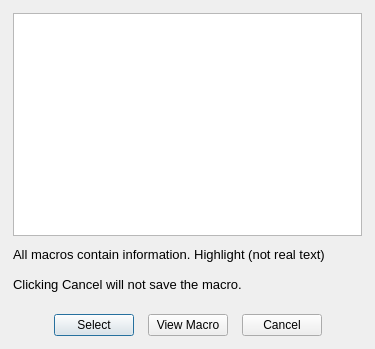
First picture: the form in forms/dialog_macro.ui, repository copperspice/diamond, before the edit.
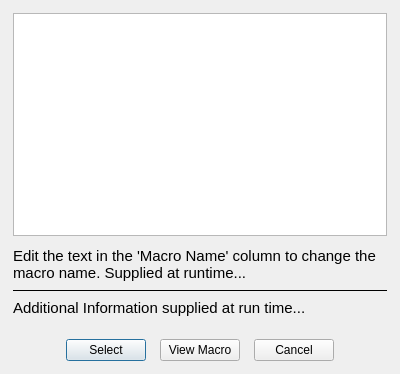
Second picture: the form after the edit.

```diff
--- a/forms/dialog_macro.ui
+++ b/forms/dialog_macro.ui
@@ -9,13 +9,13 @@
    <rect>
     <x>0</x>
     <y>0</y>
-    <width>375</width>
-    <height>349</height>
+    <width>400</width>
+    <height>374</height>
    </rect>
   </property>
   <property name="minimumSize">
    <size>
-    <width>375</width>
+    <width>400</width>
     <height>0</height>
    </size>
   </property>
@@ -35,7 +35,7 @@
    <property name="rightMargin">
     <number>13</number>
    </property>
-   <item row="4" column="1" colspan="3">
+   <item row="6" column="1" colspan="3">
     <layout class="QHBoxLayout" name="horizontalLayout_101">
      <item>
       <spacer name="horizontalSpacer_100">
@@ -118,23 +118,7 @@
      </item>
     </layout>
    </item>
-   <item row="1" column="1">
-    <spacer name="verticalSpacer">
-     <property name="orientation">
-      <enum>Qt::Vertical</enum>
-     </property>
-     <property name="sizeType">
-      <enum>QSizePolicy::Fixed</enum>
-     </property>
-     <property name="sizeHint" stdset="0">
-      <size>
-       <width>20</width>
-       <height>5</height>
-      </size>
-     </property>
-    </spacer>
-   </item>
-   <item row="3" column="1">
+   <item row="5" column="1">
     <spacer name="verticalSpacer_3">
      <property name="orientation">
       <enum>Qt::Vertical</enum>
@@ -150,20 +134,80 @@
      </property>
     </spacer>
    </item>
+   <item row="1" column="1">
+    <spacer name="verticalSpacer">
+     <property name="orientation">
+      <enum>Qt::Vertical</enum>
+     </property>
+     <property name="sizeType">
+      <enum>QSizePolicy::Fixed</enum>
+     </property>
+     <property name="sizeHint" stdset="0">
+      <size>
+       <width>20</width>
+       <height>5</height>
+      </size>
+     </property>
+    </spacer>
+   </item>
+   <item row="0" column="1" colspan="3">
+    <widget class="QTableView" name="tableView"/>
+   </item>
+   <item row="3" column="1" colspan="3">
+    <widget class="QFrame" name="frame">
+     <property name="minimumSize">
+      <size>
+       <width>0</width>
+       <height>5</height>
+      </size>
+     </property>
+     <property name="frameShape">
+      <enum>QFrame::HLine</enum>
+     </property>
+     <property name="frameShadow">
+      <enum>QFrame::Plain</enum>
+     </property>
+    </widget>
+   </item>
+   <item row="4" column="1" colspan="3">
+    <widget class="QLabel" name="msg2">
+     <property name="minimumSize">
+      <size>
+       <width>0</width>
+       <height>0</height>
+      </size>
+     </property>
+     <property name="font">
+      <font>
+       <pointsize>11</pointsize>
+      </font>
+     </property>
+     <property name="text">
+      <string>Additional Information supplied at run time...</string>
+     </property>
+     <property name="wordWrap">
+      <bool>true</bool>
+     </property>
+    </widget>
+   </item>
    <item row="2" column="1" colspan="3">
     <widget class="QLabel" name="msg1">
+     <property name="minimumSize">
+      <size>
+       <width>0</width>
+       <height>0</height>
+      </size>
+     </property>
      <property name="font">
       <font>
-       <pointsize>10</pointsize>
+       <pointsize>11</pointsize>
       </font>
      </property>
      <property name="lineWidth">
       <number>1</number>
      </property>
      <property name="text">
-      <string>All macros contain information. Highlight (not real text)
-
-Clicking Cancel will not save the macro.</string>
+      <string>Edit the text in the 'Macro Name' column to change the macro name. Supplied at runtime...</string>
      </property>
      <property name="alignment">
       <set>Qt::AlignLeading|Qt::AlignLeft|Qt::AlignTop</set>
```
Left out of the diff: 3 changed lines with no effect on the pictures.
